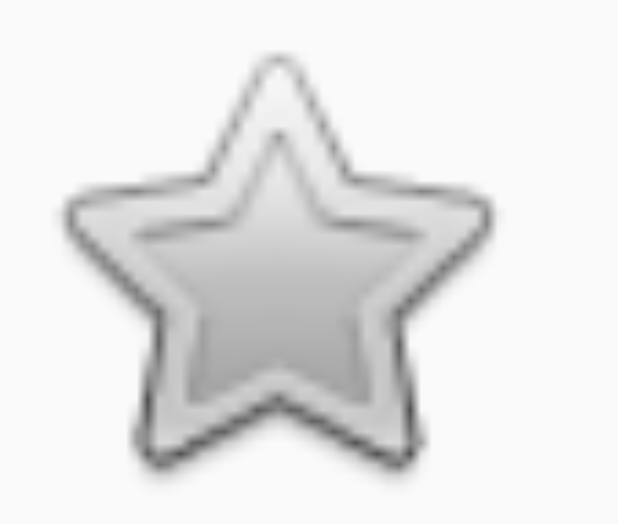
After one commit to dominiczka/scannbuy, an Android app: the layout activity_checkout.xml on its own in the app's theme, with its tools: preview values and no code run, on a phone screen of 412 x 824 dp. The commit adds this screen. Shown: the top 524 px of the screen. Run offline under Robolectric (Android 15) with nearby library versions, the phone set to English and light mode, and no system bars.

Commit message:
trojan-horse

```diff
--- a/app/build.gradle
+++ b/app/build.gradle
@@ -27,6 +27,8 @@ dependencies {
     implementation 'com.android.support:design:26.1.0'
     implementation 'com.loopj.android:android-async-http:1.4.4'
     compile 'com.squareup.picasso:picasso:2.1.1'
+    compile 'com.google.zxing:core:3.2.1'
+    compile 'com.journeyapps:zxing-android-embedded:3.2.0@aar'
     testImplementation 'junit:junit:4.12'
     androidTestImplementation 'com.android.support.test:runner:1.0.1'
     androidTestImplementation 'com.android.support.test.espresso:espresso-core:3.0.1'
--- a/app/src/main/AndroidManifest.xml
+++ b/app/src/main/AndroidManifest.xml
@@ -48,7 +48,8 @@
         <activity android:name=".ScanActivity" />
         <activity android:name=".CartActivity" />
         <activity android:name=".MainActivity" />
-        <activity android:name=".RegisterActivity"></activity>
+        <activity android:name=".RegisterActivity" />
+        <activity android:name=".CheckoutActivity"></activity>
     </application>
 
 </manifest>
--- /dev/null
+++ b/app/src/main/res/layout/activity_checkout.xml
@@ -0,0 +1,17 @@
+<?xml version="1.0" encoding="utf-8"?>
+<android.support.constraint.ConstraintLayout xmlns:android="http://schemas.android.com/apk/res/android"
+    xmlns:app="http://schemas.android.com/apk/res-auto"
+    xmlns:tools="http://schemas.android.com/tools"
+    android:layout_width="match_parent"
+    android:layout_height="match_parent"
+    tools:context=".CheckoutActivity">
+
+    <ImageView
+        android:id="@+id/qrcode_imageView"
+        android:layout_width="350dp"
+        android:layout_height="350dp"
+        android:layout_marginStart="7dp"
+        app:layout_constraintStart_toStartOf="parent"
+        app:layout_constraintTop_toTopOf="parent"
+        app:srcCompat="@android:drawable/btn_star" />
+</android.support.constraint.ConstraintLayout>
--- a/app/src/main/res/values/strings.xml
+++ b/app/src/main/res/values/strings.xml
@@ -20,6 +20,7 @@
     <string name="scanButton">scan</string>
     <string name="cartButton">cart</string>
     <string name="login">LOGIN!</string>
+    <string name="checkout">Checkout!</string>
     <string name="signUpHere">New here? Sign up!</string>
     <string name="signUp">Sign up!</string>
     <string name="emptyedittext">You did not enter a username and/or password</string>
```
Also changed, not shown: app/src/main/java/com/coders/goodest/scannbuy/CartActivity.java (+24 -3 lines), app/src/main/java/com/coders/goodest/scannbuy/CheckoutActivity.java (added, +53 -0 lines), app/src/main/res/layout/activity_cart.xml (+14 -2 lines).
